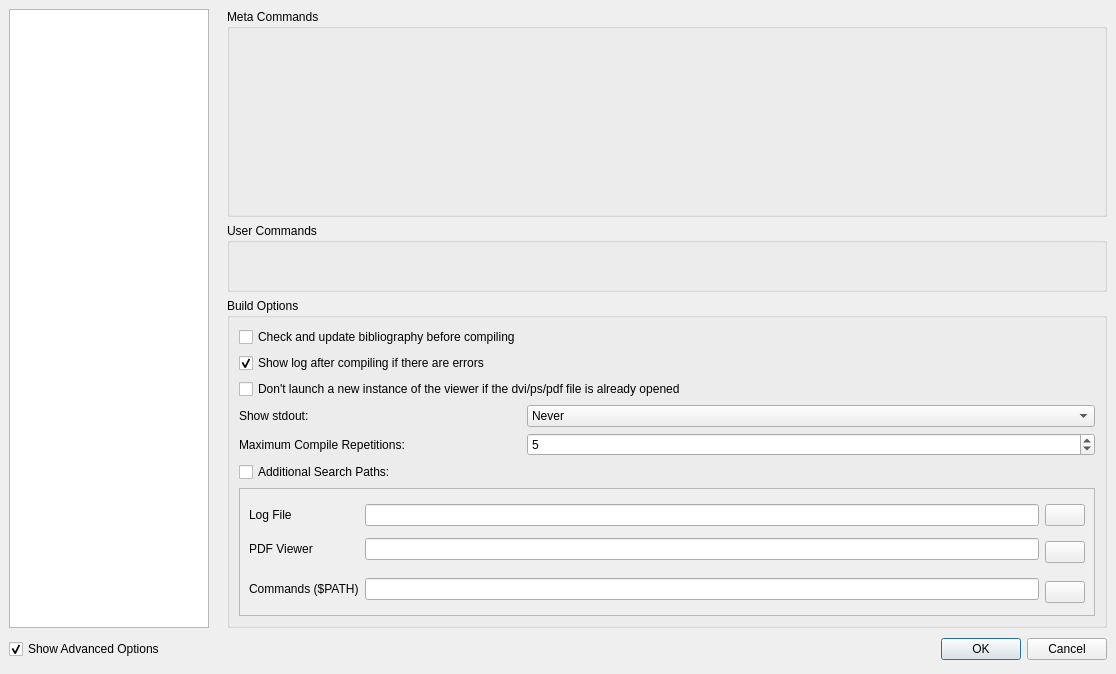
Qt form configdialog.ui (svn2github/texstudio-trunk) before a commit.
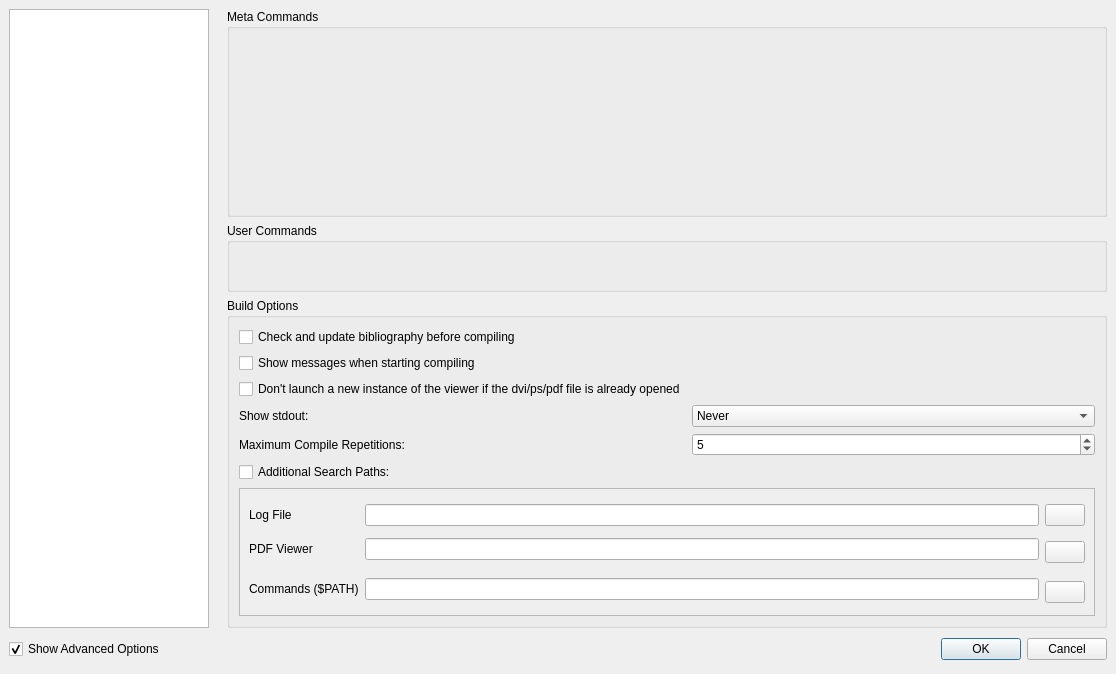
The same form after that commit. The open tabs and pages were chosen to show the change. Icons and pictures are not drawn.

Commit message: add option to disable switching to message panel on compile. (and removed option to disable switching to error panel after compile, since that option has not worked anyways for a while )

Diff of the .ui file:
```diff
--- a/configdialog.ui
+++ b/configdialog.ui
@@ -671,6 +671,9 @@
           <bool>true</bool>
          </property>
          <layout class="QFormLayout" name="formLayout">
+          <property name="fieldGrowthPolicy">
+           <enum>QFormLayout::AllNonFixedFieldsGrow</enum>
+          </property>
           <item row="0" column="0">
            <widget class="QCheckBox" name="checkBoxRunAfterBibTeXChange">
             <property name="toolTip">
@@ -684,14 +687,11 @@
           <item row="1" column="0">
            <widget class="QCheckBox" name="checkBoxShowLog">
             <property name="text">
-             <string>Show log after compiling if there are errors</string>
-            </property>
-            <property name="checked">
-             <bool>true</bool>
+             <string>Show messages when starting compiling</string>
             </property>
            </widget>
           </item>
-          <item row="2" column="0" colspan="2">
+          <item row="2" column="0">
            <widget class="QCheckBox" name="checkBoxSingleInstanceViewer">
             <property name="sizePolicy">
              <sizepolicy hsizetype="Minimum" vsizetype="Fixed">
```
Left out of the diff: 16 changed lines with no effect on the pictures. The commit also changes 3 other files.
